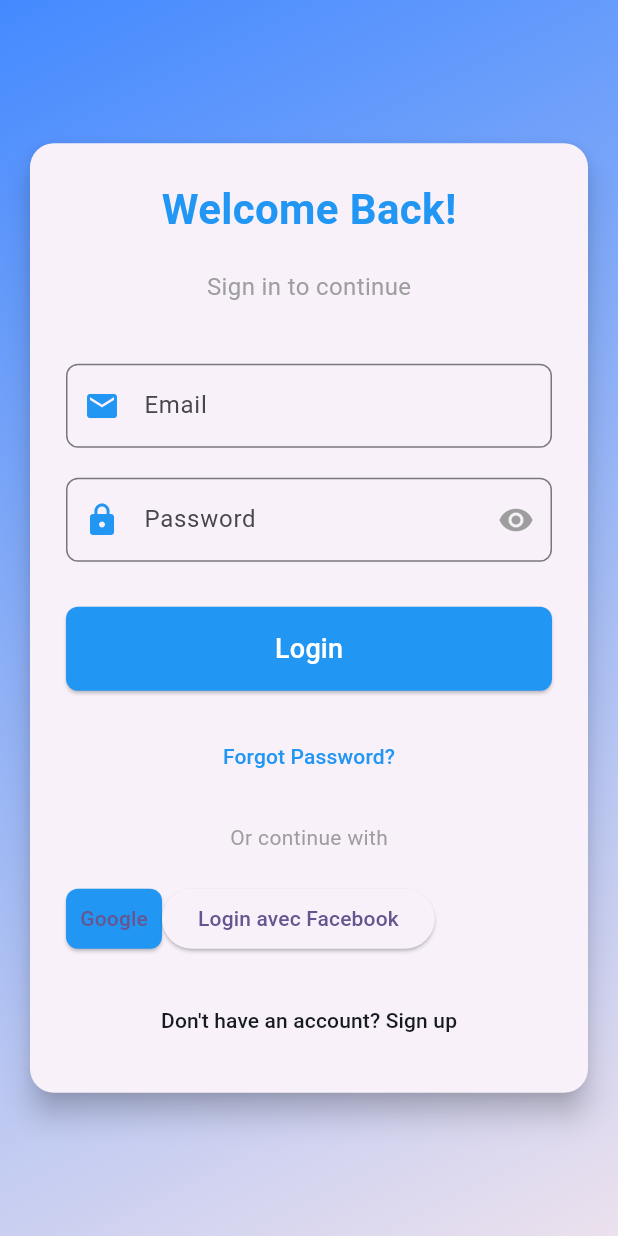
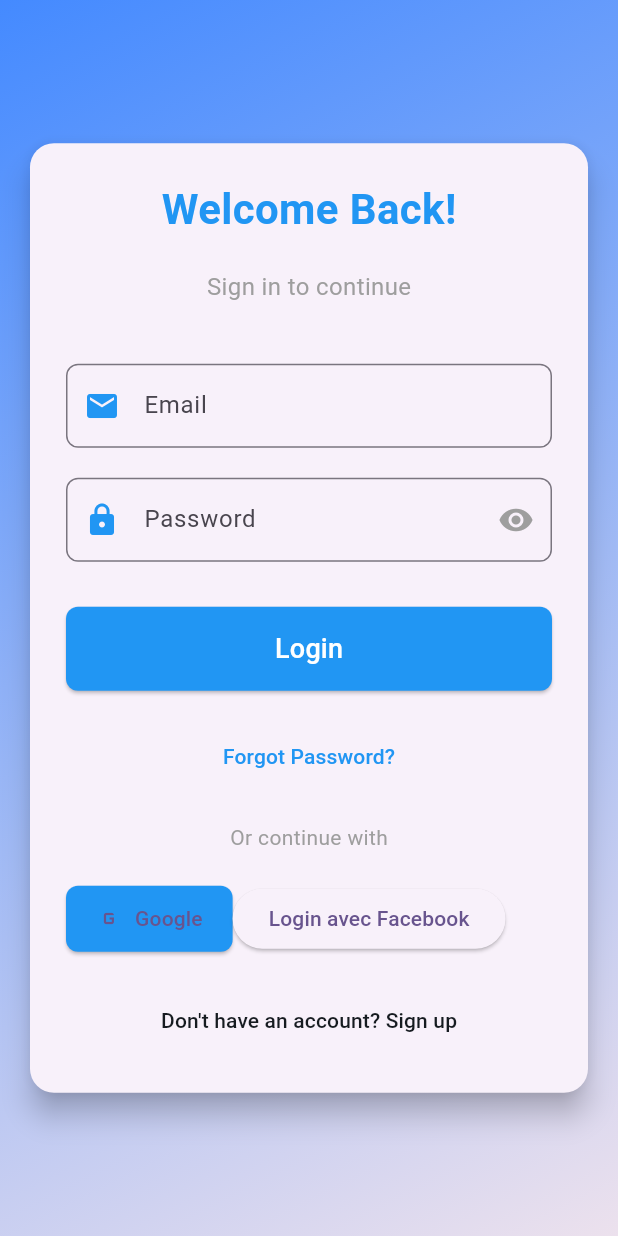
Before and after one commit to yosr-bencheikh/Opti-Frontend, a Flutter app: the screen it shows after launch, after a tap on "Google", on a phone screen of 412 x 824 dp. Run offline on Flutter 3.47's test engine with Material 3 defaults, Android fonts, the light colour scheme and no system bars; our stand-ins replace dartz, equatable, flutter_secure_storage, get, google_sign_in, image_picker and 2 more; missing offline and left inert: flutter_facebook_auth; accounts and stored records are empty.

Commit message:
google_fb

```diff
--- a/lib/Presentation/UI/Screens/Auth/login_api.dart
+++ b/lib/Presentation/UI/Screens/Auth/login_api.dart
@@ -1,43 +1,80 @@
+import 'dart:convert';
+import 'package:flutter/material.dart';
 import 'package:flutter_facebook_auth/flutter_facebook_auth.dart';
 import 'package:get/get.dart';
 import 'package:google_sign_in/google_sign_in.dart';
 import 'package:http/http.dart' as http;
+import 'package:flutter_secure_storage/flutter_secure_storage.dart';
+import 'package:jwt_decoder/jwt_decoder.dart'; // Add this package to your pubspec.yaml
 
 class LoginApi {
-  static final _googleSignIn = GoogleSignIn();
+  static final storage = FlutterSecureStorage();
 
-  static Future<GoogleSignInAccount?> login() async {
-  try {
-    final GoogleSignInAccount? googleUser = await _googleSignIn.signIn();
-    if (googleUser != null) {
+  // Initialize GoogleSignIn
+  static final GoogleSignIn _googleSignIn = GoogleSignIn(
+    scopes: ['email', 'profile'],
+    serverClientId: "95644263598-p1ko0g4ds7ko6v6obqkdc38j76ndjmt2.apps.googleusercontent.com",
+  );
+
+  static Future<Map<String, dynamic>?> login() async {
+    try {
+      // Sign out first to force account selection
+      await _googleSignIn.signOut(); // Ensure no cached account is used
+
+      // Sign in with Google
+      final GoogleSignInAccount? googleUser = await _googleSignIn.signIn();
+
+      if (googleUser == null) {
+        print('Google sign-in cancelled');
+        return null;
+      }
+
       final GoogleSignInAuthentication googleAuth = await googleUser.authentication;
-      final String? idToken = googleAuth.idToken;
-      final String? accessToken = googleAuth.accessToken;
 
-      // Envoyez le jeton ID et le jeton d'accès à votre backend pour vérification
+      // Debug logs
+      print('Google Auth Token: ${googleAuth.idToken?.substring(0, 20)}...');
+
+      // Send token to backend
       final response = await http.post(
-        Uri.parse('https://abc123.ngrok.io/auth/google/callback'),
-        body: {
-          'idToken': idToken,
-          'accessToken': accessToken,
-        },
+        Uri.parse('https://7d38-197-21-236-218.ngrok-free.app/auth/google/callback'),
+        headers: {'Content-Type': 'application/json', 'Accept': 'application/json'},
+        body: json.encode({'idToken': googleAuth.idToken, 'email': googleUser.email}),
       );
-  print("ID Token: ${googleAuth.idToken}");
-    print("Access Token: ${googleAuth.accessToken}");
+
+      // Debug logs
+      print('Response status: ${response.statusCode}');
+      print('Response body: ${response.body}');
+
       if (response.statusCode == 200) {
-        print('Connexion réussie');
+        final responseData = json.decode(response.body);
+        await storage.write(key: 'jwt_token', value: responseData['token']);
+
+        // Decode JWT token to get user ID
+        final token = responseData['token'];
+        final Map<String, dynamic> decodedToken = JwtDecoder.decode(token);
+        final userId = decodedToken['userId']; // Ensure your backend includes userId in JWT
+
+        // Navigate to profile screen with user ID
+        Get.offAllNamed('/profileScreen', arguments: userId);
+        return responseData;
       } else {
-        print('Échec de la connexion');
+        throw Exception('Authentication failed: ${response.body}');
       }
+    } catch (error) {
+      print('Google login error: $error');
+      Get.snackbar(
+        'Error',
+        'Failed to connect with Google',
+        snackPosition: SnackPosition.BOTTOM,
+        backgroundColor: Colors.red,
+        colorText: Colors.white,
+      );
+      rethrow;
     }
-  } catch (error) {
-    print('Erreur lors de la connexion Google: $error');
   }
-  return null;
-}
-  static Future<void> signOut() => _googleSignIn.signOut();
 
-  static Future<Map<String, dynamic>?> loginWithFacebook() async {
+  /// 🔹 Connexion avec Facebook
+ static Future<Map<String, dynamic>?> loginWithFacebook() async {
   try {
     final LoginResult result = await FacebookAuth.instance.login();
 
@@ -45,38 +82,34 @@ class LoginApi {
       final AccessToken accessToken = result.accessToken!;
       final userData = await FacebookAuth.instance.getUserData();
 
-      print("Facebook Token: ${accessToken.tokenString}");
-      print("User Email: ${userData['email']}");
-      print("User Name: ${userData['name']}");
-
-      // Envoyer le token au backend
       final response = await http.post(
-        Uri.parse('http://192.168.1.189:3000/auth/facebook/callback'),
-        body: {'token': accessToken.tokenString},
+        Uri.parse('https://b88a-41-62-25-218.ngrok-free.app/auth/facebook/callback'),
+        headers: {'Content-Type': 'application/json'},
+        body: json.encode({
+          'token': accessToken.tokenString,
+          'email': userData['email'],
+        }),
       );
 
       if (response.statusCode == 200) {
-        print('Connexion Facebook réussie');
-        await Future.delayed(Duration(seconds: 1));
-        Get.offAllNamed('/signup');
+         final responseData = json.decode(response.body);
+        await storage.write(key: 'jwt_token', value: responseData['token']);
+        // Decode JWT token to get user ID
+        final token = responseData['token'];
+        final Map<String, dynamic> decodedToken = JwtDecoder.decode(token);
+        final userId = decodedToken['userId'];
+        print('Facebook login successful: ${response.body}');
+        Get.offAllNamed('/profileScreen', arguments: userId); // Navigate to profile after successful login
+        return userData;
       } else {
-        print('Échec de la connexion Facebook');
+        print('Facebook login server error: ${response.statusCode} - ${response.body}');
       }
-
-      return userData;
     } else {
-      print("Connexion annulée par l'utilisateur");
-      return null;
+      print('Facebook sign-in cancelled or error: ${result.status}');
     }
-  } catch (e) {
-    print("Erreur lors de la connexion Facebook: $e");
-    return null;
+  } catch (error) {
+    print('Facebook login error: $error');
   }
+  return null;
 }
-
-  static Future<void> signOutFacebook() async {
-    await FacebookAuth.instance.logOut();
-    print("Déconnexion Facebook réussie");
-  }
-
 }
--- a/lib/presentation/UI/screens/auth/login_screen.dart
+++ b/lib/presentation/UI/screens/auth/login_screen.dart
@@ -58,33 +58,7 @@ class _LoginScreenState extends State<LoginScreen> {
     await authController.loginWithEmail(email, password);
   }
 
-Future<void> signInWithGoogle() async {
-  try {
-    final GoogleSignInAccount? googleUser = await _googleSignIn.signIn();
-    if (googleUser != null) {
-      final GoogleSignInAuthentication googleAuth = await googleUser.authentication;
-      final String? idToken = googleAuth.idToken;
-      final String? accessToken = googleAuth.accessToken;
 
-      // Envoyez le jeton ID et le jeton d'accès à votre backend pour vérification
-      final response = await http.post(
-        Uri.parse('https://abc123.ngrok.io/auth/google/callback'),
-        body: {
-          'idToken': idToken,
-          'accessToken': accessToken,
-        },
-      );
-
-      if (response.statusCode == 200) {
-        print('Connexion réussie');
-      } else {
-        print('Échec de la connexion');
-      }
-    }
-  } catch (error) {
-    print('Erreur lors de la connexion Google: $error');
-  }
-}
 
 
 
@@ -222,25 +196,23 @@ Future<void> signInWithGoogle() async {
 
 
   children: [
-    ElevatedButton(
+    ElevatedButton.icon(
       onPressed: () async {
-        var user = await LoginApi.login();
-        if (user != null) {
-          print("Connexion Google réussie !");
-        } else {
-          print("Échec de la connexion Google.");
+        var result = await LoginApi.login();
+        if (result != null) {
+          // Navigation is already handled in LoginApi.login()
+          print("Successfully logged in with Google!");
         }
       },
+      icon: Icon(Icons.g_mobiledata),
+      label: Text('Google'),
       style: ElevatedButton.styleFrom(
-        padding:
-        const EdgeInsets.symmetric(vertical:2),
+        padding: EdgeInsets.symmetric(horizontal: 20, vertical: 12),
         backgroundColor: Colors.blue,
         shape: RoundedRectangleBorder(
           borderRadius: BorderRadius.circular(8.0),
         ),
-
       ),
-      child: const Text('Google'),
     ),
     ElevatedButton(
       onPressed: () async {
--- a/pubspec.yaml
+++ b/pubspec.yaml
@@ -44,6 +44,7 @@ dependencies:
   equatable: ^2.0.7
   provider: ^6.0.5
   jwt_decoder: ^2.0.1
+  flutter_secure_storage: ^9.0.0
 
 dev_dependencies:
   flutter_test:
```
Also changed, not shown: lib/Presentation/controllers/auth_controller.dart (+22 -3 lines), pubspec.lock, 1 other file.
